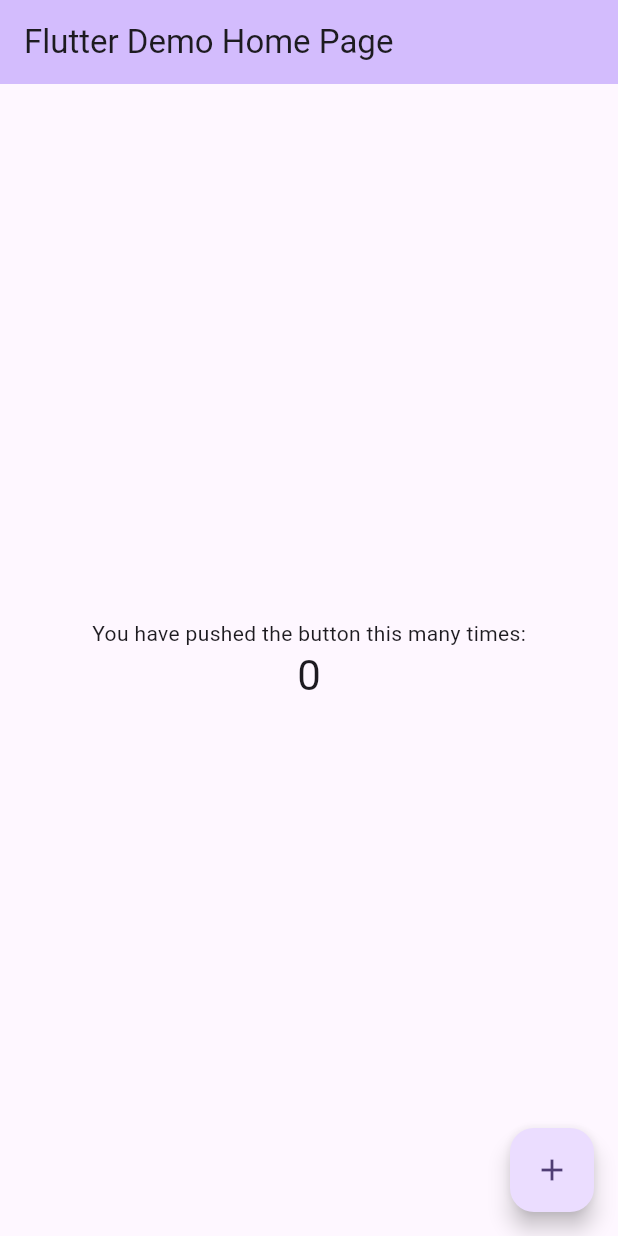
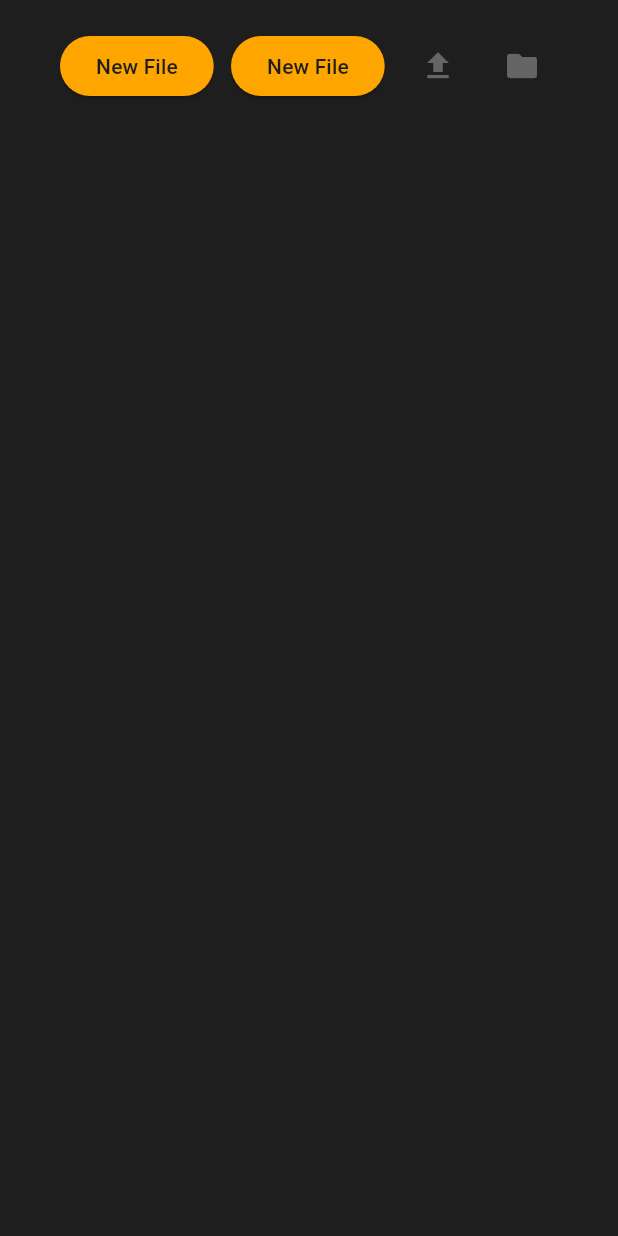
Before and after one commit to Jasper88Git/Flutter, a Flutter app: the screen it shows after launch, on a phone screen of 412 x 824 dp. Run offline on Flutter 3.47's test engine with Material 3 defaults, Android fonts, the phone set to English and light mode, and no system bars; statements that could not run were skipped.

Commit message:
2024-01-03

```diff
--- a/phenotype_analysis/lib/main.dart
+++ b/phenotype_analysis/lib/main.dart
@@ -1,4 +1,5 @@
 import 'package:flutter/material.dart';
+import 'package:phenotype_analysis/screens/home_screen.dart';
 
 void main() {
   runApp(const MyApp());
@@ -7,119 +8,11 @@
 class MyApp extends StatelessWidget {
   const MyApp({super.key});
 
-  // This widget is the root of your application.
   @override
   Widget build(BuildContext context) {
-    return MaterialApp(
-      title: 'Flutter Demo',
-      theme: ThemeData(
-        // This is the theme of your application.
-        //
-        // TRY THIS: Try running your application with "flutter run". You'll see
-        // the application has a purple toolbar. Then, without quitting the app,
-        // try changing the seedColor in the colorScheme below to Colors.green
-        // and then invoke "hot reload" (save your changes or press the "hot
-        // reload" button in a Flutter-supported IDE, or press "r" if you used
-        // the command line to start the app).
-        //
-        // Notice that the counter didn't reset back to zero; the application
-        // state is not lost during the reload. To reset the state, use hot
-        // restart instead.
-        //
-        // This works for code too, not just values: Most code changes can be
-        // tested with just a hot reload.
-        colorScheme: ColorScheme.fromSeed(seedColor: Colors.deepPurple),
-        useMaterial3: true,
-      ),
-      home: const MyHomePage(title: 'Flutter Demo Home Page'),
+    return const MaterialApp(
+      debugShowCheckedModeBanner: false,
+      home: HomeScreen(),
     );
   }
 }
-
-class MyHomePage extends StatefulWidget {
-  const MyHomePage({super.key, required this.title});
-
-  // This widget is the home page of your application. It is stateful, meaning
-  // that it has a State object (defined below) that contains fields that affect
-  // how it looks.
-
-  // This class is the configuration for the state. It holds the values (in this
-  // case the title) provided by the parent (in this case the App widget) and
-  // used by the build method of the State. Fields in a Widget subclass are
-  // always marked "final".
-
-  final String title;
-
-  @override
-  State<MyHomePage> createState() => _MyHomePageState();
-}
-
-class _MyHomePageState extends State<MyHomePage> {
-  int _counter = 0;
-
-  void _incrementCounter() {
-    setState(() {
-      // This call to setState tells the Flutter framework that something has
-      // changed in this State, which causes it to rerun the build method below
-      // so that the display can reflect the updated values. If we changed
-      // _counter without calling setState(), then the build method would not be
-      // called again, and so nothing would appear to happen.
-      _counter++;
-    });
-  }
-
-  @override
-  Widget build(BuildContext context) {
-    // This method is rerun every time setState is called, for instance as done
-    // by the _incrementCounter method above.
-    //
-    // The Flutter framework has been optimized to make rerunning build methods
-    // fast, so that you can just rebuild anything that needs updating rather
-    // than having to individually change instances of widgets.
-    return Scaffold(
-      appBar: AppBar(
-        // TRY THIS: Try changing the color here to a specific color (to
-        // Colors.amber, perhaps?) and trigger a hot reload to see the AppBar
-        // change color while the other colors stay the same.
-        backgroundColor: Theme.of(context).colorScheme.inversePrimary,
-        // Here we take the value from the MyHomePage object that was created by
-        // the App.build method, and use it to set our appbar title.
-        title: Text(widget.title),
-      ),
-      body: Center(
-        // Center is a layout widget. It takes a single child and positions it
-        // in the middle of the parent.
-        child: Column(
-          // Column is also a layout widget. It takes a list of children and
-          // arranges them vertically. By default, it sizes itself to fit its
-          // children horizontally, and tries to be as tall as its parent.
-          //
-          // Column has various properties to control how it sizes itself and
-          // how it positions its children. Here we use mainAxisAlignment to
-          // center the children vertically; the main axis here is the vertical
-          // axis because Columns are vertical (the cross axis would be
-          // horizontal).
-          //
-          // TRY THIS: Invoke "debug painting" (choose the "Toggle Debug Paint"
-          // action in the IDE, or press "p" in the console), to see the
-          // wireframe for each widget.
-          mainAxisAlignment: MainAxisAlignment.center,
-          children: <Widget>[
-            const Text(
-              'You have pushed the button this many times:',
-            ),
-            Text(
-              '$_counter',
-              style: Theme.of(context).textTheme.headlineMedium,
-            ),
-          ],
-        ),
-      ),
-      floatingActionButton: FloatingActionButton(
-        onPressed: _incrementCounter,
-        tooltip: 'Increment',
-        child: const Icon(Icons.add),
-      ), // This trailing comma makes auto-formatting nicer for build methods.
-    );
-  }
-}
--- /dev/null
+++ b/phenotype_analysis/lib/screens/home_screen.dart
@@ -0,0 +1,67 @@
+import 'package:flutter/material.dart';
+import 'package:phenotype_analysis/utils/app_styles.dart';
+
+class HomeScreen extends StatefulWidget {
+  const HomeScreen({super.key});
+
+  @override
+  State<HomeScreen> createState() => _HomeScreenState();
+}
+
+class _HomeScreenState extends State<HomeScreen> {
+  @override
+  Widget build(BuildContext context) {
+    return Scaffold(
+      backgroundColor: AppTheme.dark,
+      body: Padding(
+        padding: const EdgeInsets.symmetric(horizontal: 40.0, vertical: 20.0),
+        child: Column(
+          children: [
+            Row(
+              mainAxisAlignment: MainAxisAlignment.spaceBetween,
+              children: [
+                _mainButton(() => null, 'New File'),
+                _mainButton(() => null, 'New File'),
+                Row(
+                  children: [
+                    _actionButton(() => null, Icons.file_upload),
+                    const SizedBox(width: 8),
+                    _actionButton(() => null, Icons.folder),
+                  ],
+                ),
+              ],
+            )
+          ],
+        ),
+      ),
+    );
+  }
+
+  ElevatedButton _mainButton(Function()? onPressed, String text) {
+    return ElevatedButton(
+      onPressed: onPressed,
+      style: _buttonStyle(),
+      child: Text(text),
+    );
+  }
+
+  IconButton _actionButton(Function()? onPressed, IconData icon) {
+    return IconButton(
+      onPressed: onPressed,
+      splashRadius: 20,
+      splashColor: AppTheme.accent,
+      icon: Icon(
+        icon,
+        color: AppTheme.medium,
+      ),
+    );
+  }
+  ButtonStyle _buttonStyle() {
+    return ElevatedButton.styleFrom(
+      backgroundColor: AppTheme.accent,
+      foregroundColor: AppTheme.dark,
+      disabledBackgroundColor: AppTheme.disableBackgroundColor,
+      disabledForegroundColor: ,
+    );
+  }
+}
--- /dev/null
+++ b/phenotype_analysis/lib/utils/app_styles.dart
@@ -0,0 +1,9 @@
+import 'package:flutter/material.dart';
+
+class AppTheme {
+  static const Color dark = Color(0xff1E1E1E);
+  static const Color medium = Color(0x50FFFFFF);
+  static const Color accent = Color(0xFFFFA500);
+
+  static const Color disableBackgroundColor = Colors.black12;
+}
```
Also changed, not shown: 65 other files.
